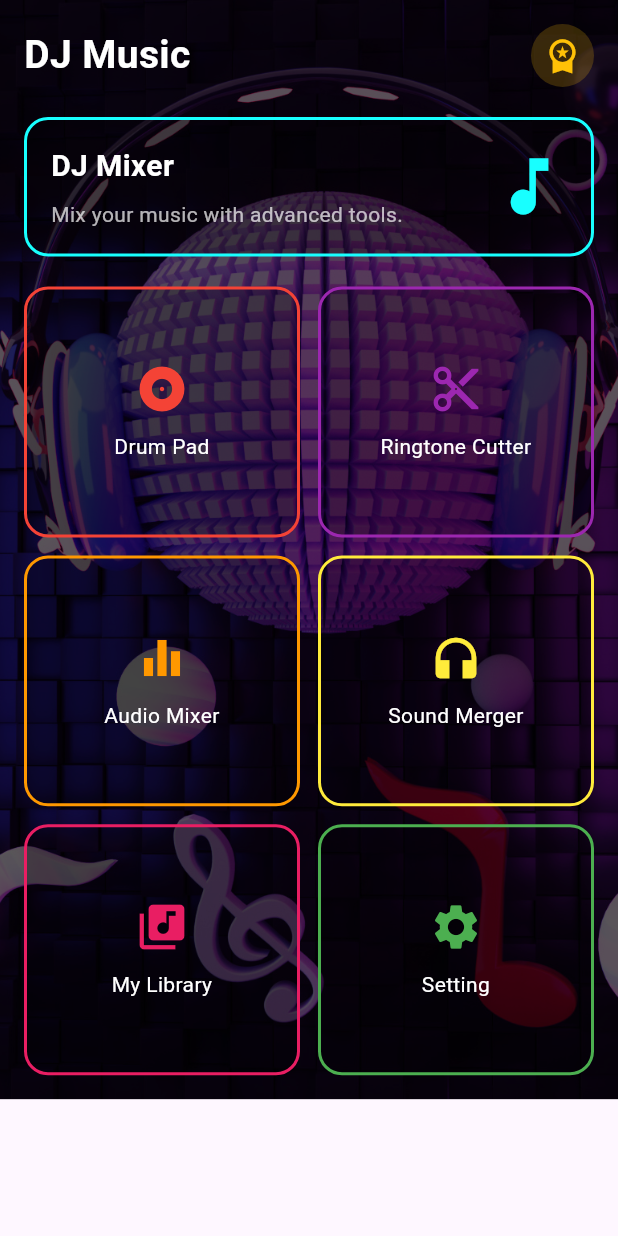
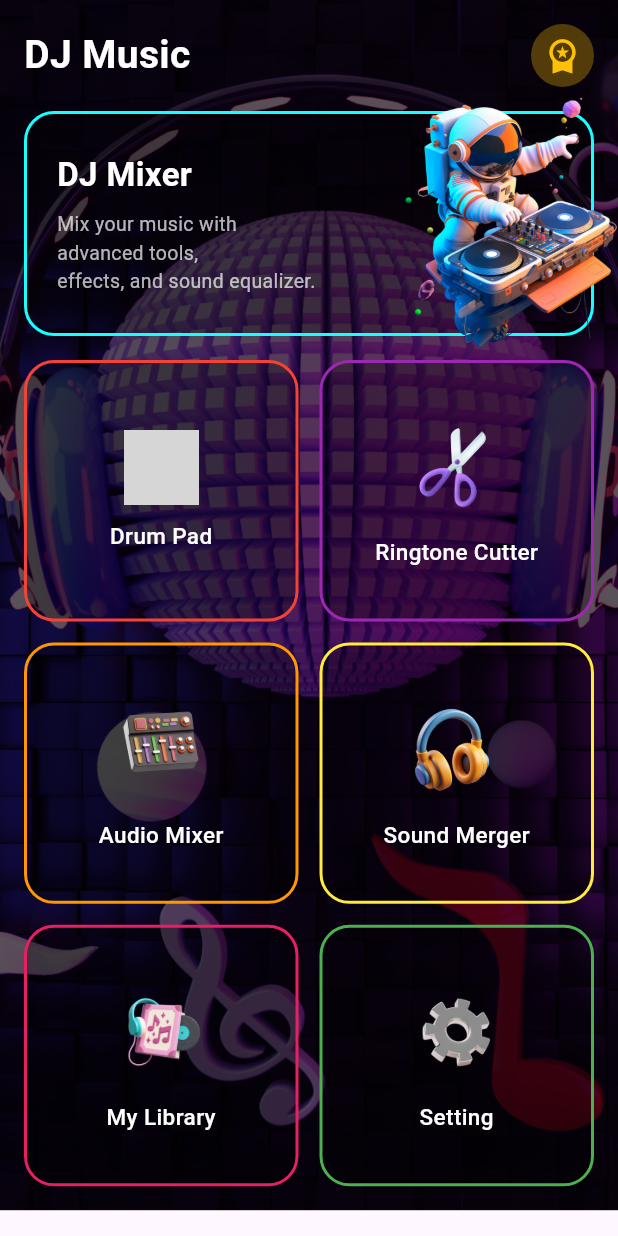
Before and after one commit to Kaiser1608/dj_music_app, a Flutter app: the screen it shows after launch, on a phone screen of 412 x 824 dp. Run offline on Flutter 3.47's test engine with Material 3 defaults, Android fonts, the phone set to English and light mode, and no system bars; our stand-ins replace file_picker; grey boxes are pictures that could not be loaded.

Commit message:
update picture in main screen

```diff
--- a/lib/main.dart
+++ b/lib/main.dart
@@ -26,32 +26,32 @@ class HomeScreen extends StatelessWidget {
     {
       "title": "Drum Pad",
       "color": Colors.red,
-      "icon": Icons.album,
+      "image": "assets/images/drumpad.png",
     },
     {
       "title": "Ringtone Cutter",
       "color": Colors.purple,
-      "icon": Icons.content_cut,
+      "image": "assets/images/cutter.png",
     },
     {
       "title": "Audio Mixer",
       "color": Colors.orange,
-      "icon": Icons.equalizer,
+      "image": "assets/images/mixer.png",
     },
     {
       "title": "Sound Merger",
       "color": Colors.yellow,
-      "icon": Icons.headphones,
+      "image": "assets/images/merger.png",
     },
     {
       "title": "My Library",
       "color": Colors.pink,
-      "icon": Icons.library_music,
+      "image": "assets/images/library.png",
     },
     {
       "title": "Setting",
       "color": Colors.green,
-      "icon": Icons.settings,
+      "image": "assets/images/setting.png",
     },
   ];
 
@@ -62,7 +62,6 @@ class HomeScreen extends StatelessWidget {
 
     if (result != null) {
       String fileName = result.files.single.name;
-
       ScaffoldMessenger.of(context).showSnackBar(
         SnackBar(
           content: Text("Selected: $fileName"),
@@ -77,28 +76,29 @@ class HomeScreen extends StatelessWidget {
     return Scaffold(
       body: Stack(
         children: [
+          // Background image
           Positioned.fill(
             child: Image.asset(
               'assets/images/backgroundpic.jpg',
               fit: BoxFit.cover,
             ),
           ),
-
+          // Dark overlay
           Positioned.fill(
             child: Container(
               color: Colors.black.withOpacity(0.65),
             ),
           ),
-
+          // Content
           SafeArea(
             child: SingleChildScrollView(
               padding: const EdgeInsets.all(16),
               child: Column(
                 children: [
                   buildTitle(),
-                  const SizedBox(height: 20),
+                  const SizedBox(height: 16),
                   buildMainCard(context),
-                  const SizedBox(height: 20),
+                  const SizedBox(height: 16),
                   buildGrid(context),
                 ],
               ),
@@ -109,6 +109,7 @@ class HomeScreen extends StatelessWidget {
     );
   }
 
+  // ─── TITLE ROW ────────────────────────────────────────────
   Widget buildTitle() {
     return Row(
       mainAxisAlignment: MainAxisAlignment.spaceBetween,
@@ -124,7 +125,7 @@ class HomeScreen extends StatelessWidget {
         Container(
           padding: const EdgeInsets.all(8),
           decoration: BoxDecoration(
-            color: Colors.amber.withOpacity(0.2),
+            color: Colors.amber.withOpacity(0.3),
             shape: BoxShape.circle,
           ),
           child: const Icon(
@@ -137,60 +138,79 @@ class HomeScreen extends StatelessWidget {
     );
   }
 
+  // ─── MAIN DJ MIXER CARD ───────────────────────────────────
  Widget buildMainCard(BuildContext context) {
   return GestureDetector(
     onTap: () {
       Navigator.push(
         context,
-        MaterialPageRoute(
-          builder: (_) => const DJMixerScreen(),
-        ),
+        MaterialPageRoute(builder: (_) => const DJMixerScreen()),
       );
     },
-    child: Container(
+    child: Stack(
+      clipBehavior: Clip.none, // cho phép ảnh tràn ra ngoài
+      children: [
+        Container(
           width: double.infinity,
-      padding: const EdgeInsets.all(16),
+          height: 150,
           decoration: BoxDecoration(
             color: Colors.black.withOpacity(0.3),
             border: Border.all(color: Colors.cyanAccent, width: 2),
-        borderRadius: BorderRadius.circular(16),
+            borderRadius: BorderRadius.circular(20),
           ),
+          child: Padding(
+            padding: const EdgeInsets.only(left: 20),
             child: Row(
-        children: [
+              children: const [
                 Expanded(
                   child: Column(
+                    mainAxisAlignment: MainAxisAlignment.center,
                     crossAxisAlignment: CrossAxisAlignment.start,
-              children: const [
+                    children: [
                       Text(
                         "DJ Mixer",
                         style: TextStyle(
-                    fontSize: 20,
+                          fontSize: 22,
                           color: Colors.white,
                           fontWeight: FontWeight.bold,
                         ),
                       ),
                       SizedBox(height: 8),
-                Text(
-                  "Mix your music with advanced tools.",
+                      SizedBox(
+                        width: 180,
+                        child: Text(
+                          "Mix your music with advanced tools,\neffects, and sound equalizer.",
                           style: TextStyle(
                             color: Colors.white70,
-                    fontSize: 14,
+                            fontSize: 13,
+                          ),
                         ),
                       ),
                     ],
                   ),
                 ),
-          const Icon(
-            Icons.music_note,
-            color: Colors.cyanAccent,
-            size: 50,
+              ],
+            ),
+          ),
+        ),
+
+        // Ảnh DJ tràn ra ngoài box
+        Positioned(
+          right: -20,   // âm để tràn ra ngoài
+          top: -25,
+          height: 200,   // âm để nhô lên trên
+          child: Image.asset(
+            'assets/images/djpic.png',
+            height: 180,
+            fit: BoxFit.contain,
+          ),
         ),
       ],
-      ),
     ),
   );
 }
 
+  // ─── MENU GRID ────────────────────────────────────────────
   Widget buildGrid(BuildContext context) {
     return GridView.builder(
       shrinkWrap: true,
@@ -198,9 +218,9 @@ class HomeScreen extends StatelessWidget {
       itemCount: menuItems.length,
       gridDelegate: const SliverGridDelegateWithFixedCrossAxisCount(
         crossAxisCount: 2,
-        mainAxisSpacing: 12,
-        crossAxisSpacing: 12,
-        childAspectRatio: 1.1,
+        mainAxisSpacing: 14,
+        crossAxisSpacing: 14,
+        childAspectRatio: 1.05,
       ),
       itemBuilder: (context, index) {
         final item = menuItems[index];
@@ -211,37 +231,43 @@ class HomeScreen extends StatelessWidget {
                 item["title"] == "Sound Merger") {
               pickAudioFile(context);
             }
-
             if (item["title"] == "Setting") {
               Navigator.push(
                 context,
-                MaterialPageRoute(
-                  builder: (_) => const SettingScreen(),
-                ),
+                MaterialPageRoute(builder: (_) => const SettingScreen()),
               );
             }
           },
           child: Container(
             decoration: BoxDecoration(
-              color: Colors.black.withOpacity(0.25),
-              border: Border.all(color: item["color"], width: 2),
-              borderRadius: BorderRadius.circular(16),
+              color: Colors.black.withOpacity(0.3),
+              border: Border.all(color: item["color"] as Color, width: 2),
+              borderRadius: BorderRadius.circular(20),
             ),
             child: Column(
               mainAxisAlignment: MainAxisAlignment.center,
               children: [
-                Icon(
-                  item["icon"],
-                  color: item["color"],
-                  size: 36,
+                // Image
+                Image.asset(
+                  item["image"] as String,
+                  width: 72,
+                  height: 72,
+                  fit: BoxFit.contain,
+                  errorBuilder: (context, error, stackTrace) => Icon(
+                    Icons.image_not_supported,
+                    color: item["color"] as Color,
+                    size: 50,
+                  ),
                 ),
                 const SizedBox(height: 10),
+                // Title
                 Text(
-                  item["title"],
+                  item["title"] as String,
                   textAlign: TextAlign.center,
                   style: const TextStyle(
                     color: Colors.white,
-                    fontSize: 14,
+                    fontSize: 15,
+                    fontWeight: FontWeight.w500,
                   ),
                 ),
               ],
```
Also changed, not shown: pubspec.yaml (+7 -0 lines), assets/images/cutter.png (added), assets/images/djpic.png (added), assets/images/library.png (added), assets/images/merger.png (added), assets/images/mixer.png (added), assets/images/setting.png (added), 1 other file. Lines whose indentation alone changed are shown as unchanged.
